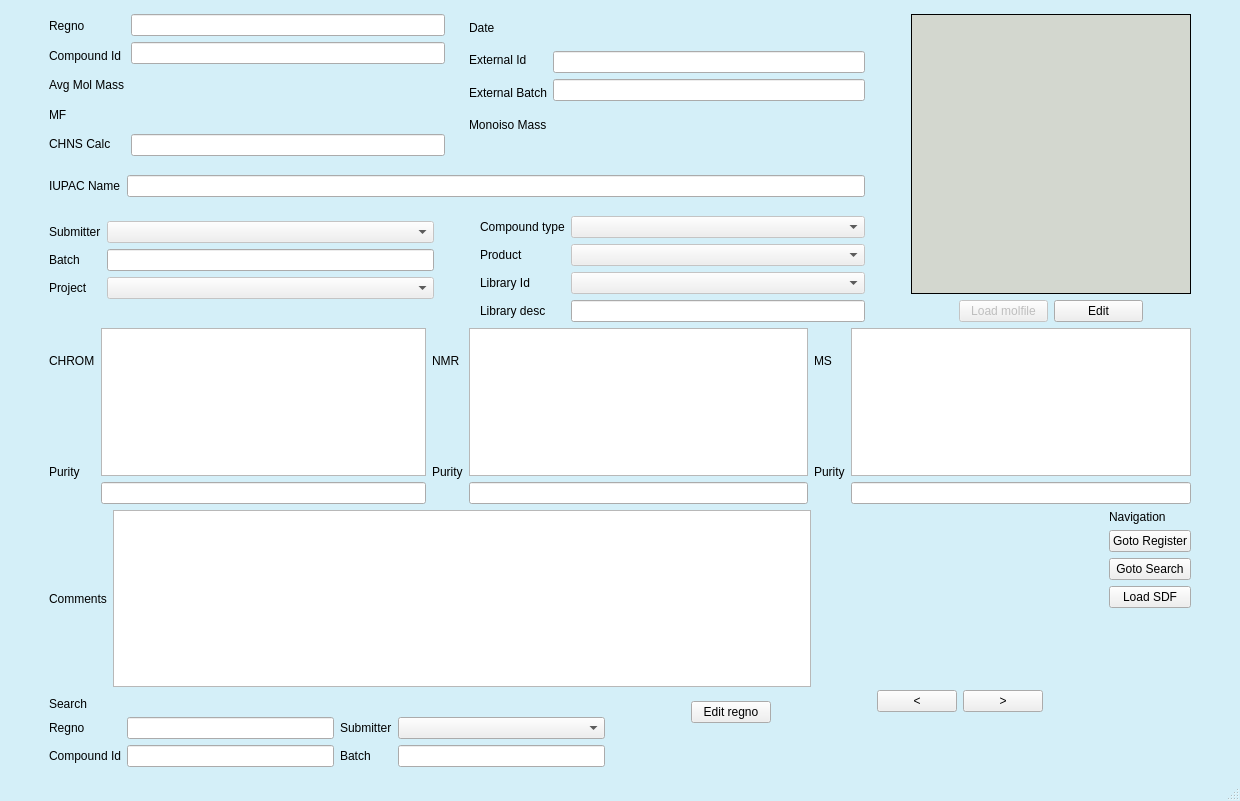
Qt form chemReg/searchchem.ui (dahlbma/scarab_tornado) before a commit.
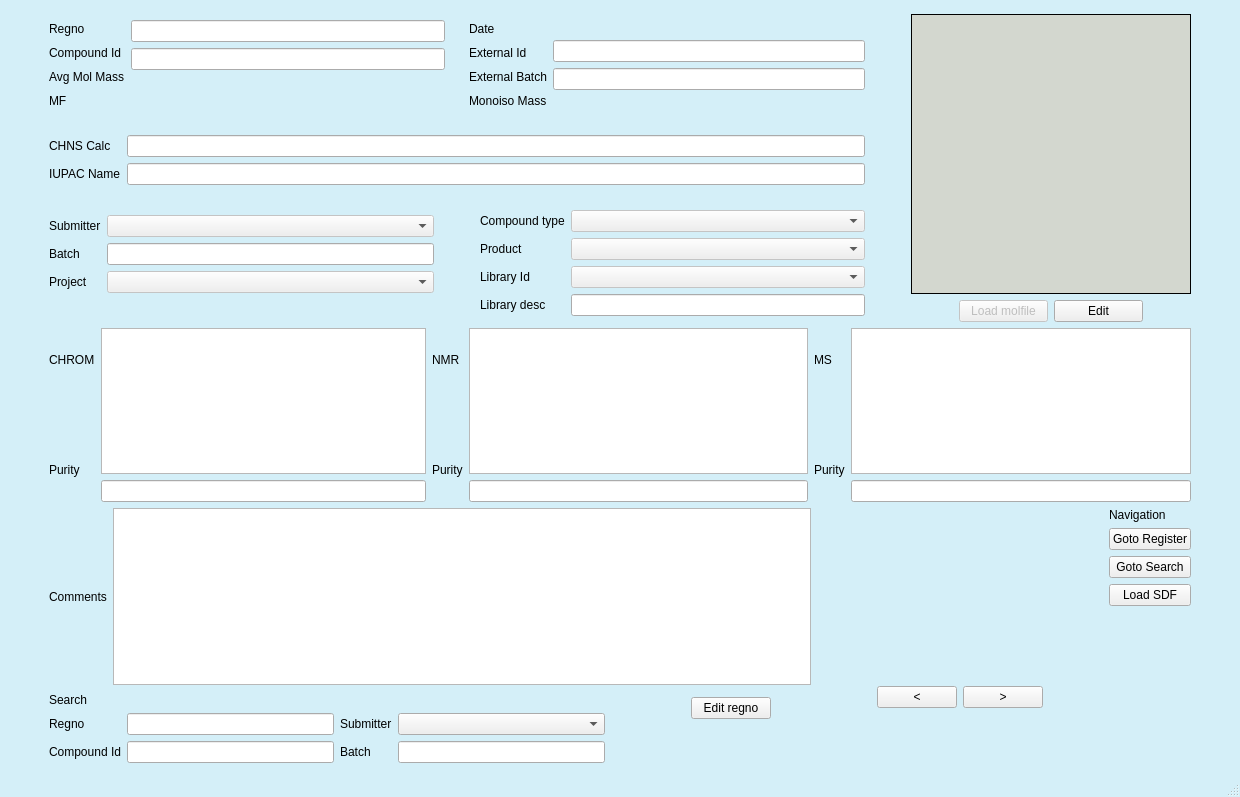
The same form after that commit.

Commit message: fix text selectability and buttons

```diff
--- a/chemReg/searchchem.ui
+++ b/chemReg/searchchem.ui
@@ -10,7 +10,7 @@
     <x>0</x>
     <y>0</y>
     <width>1240</width>
-    <height>801</height>
+    <height>797</height>
    </rect>
   </property>
   <property name="windowTitle">
@@ -133,13 +133,6 @@
                   </property>
                  </widget>
                 </item>
-                <item>
-                 <widget class="QLabel" name="label_44">
-                  <property name="text">
-                   <string>CHNS Calc</string>
-                  </property>
-                 </widget>
-                </item>
                </layout>
               </item>
               <item>
@@ -147,14 +140,20 @@
                 <item>
                  <widget class="QLineEdit" name="regno_eb">
                   <property name="focusPolicy">
-                   <enum>Qt::NoFocus</enum>
+                   <enum>Qt::StrongFocus</enum>
+                  </property>
+                  <property name="readOnly">
+                   <bool>true</bool>
                   </property>
                  </widget>
                 </item>
                 <item>
                  <widget class="QLineEdit" name="compoundid_eb">
                   <property name="focusPolicy">
-                   <enum>Qt::NoFocus</enum>
+                   <enum>Qt::StrongFocus</enum>
+                  </property>
+                  <property name="readOnly">
+                   <bool>true</bool>
                   </property>
                  </widget>
                 </item>
@@ -170,15 +169,8 @@
                   <property name="text">
                    <string/>
                   </property>
-                 </widget>
-                </item>
-                <item>
-                 <widget class="QLineEdit" name="chns_eb">
-                  <property name="focusPolicy">
-                   <enum>Qt::NoFocus</enum>
-                  </property>
-                  <property name="styleSheet">
-                   <string notr="true">background-color:&quot;transparent&quot;</string>
+                  <property name="textInteractionFlags">
+                   <set>Qt::LinksAccessibleByMouse|Qt::TextSelectableByMouse</set>
                   </property>
                  </widget>
                 </item>
@@ -203,8 +195,6 @@
              </spacer>
             </item>
             <item>
-             <layout class="QVBoxLayout" name="verticalLayout_17">
-              <item>
                <layout class="QHBoxLayout" name="horizontalLayout_24">
                 <item>
                  <layout class="QVBoxLayout" name="verticalLayout_9">
@@ -250,7 +240,10 @@
                   <item>
                    <widget class="QLineEdit" name="externalid_eb">
                     <property name="focusPolicy">
-                     <enum>Qt::NoFocus</enum>
+                   <enum>Qt::StrongFocus</enum>
+                  </property>
+                  <property name="readOnly">
+                   <bool>true</bool>
                     </property>
                    </widget>
                   </item>
@@ -262,6 +255,9 @@
                     <property name="frame">
                      <bool>true</bool>
                     </property>
+                  <property name="readOnly">
+                   <bool>true</bool>
+                  </property>
                    </widget>
                   </item>
                   <item>
@@ -276,22 +272,7 @@
                </layout>
               </item>
               <item>
-               <spacer name="verticalSpacer">
-                <property name="orientation">
-                 <enum>Qt::Vertical</enum>
-                </property>
-                <property name="sizeType">
-                 <enum>QSizePolicy::Preferred</enum>
-                </property>
-                <property name="sizeHint" stdset="0">
-                 <size>
-                  <width>20</width>
-                  <height>18</height>
-                 </size>
-                </property>
-               </spacer>
-              </item>
-             </layout>
+             <layout class="QVBoxLayout" name="verticalLayout_17"/>
             </item>
            </layout>
           </item>
@@ -312,15 +293,35 @@
            </spacer>
           </item>
           <item>
-           <layout class="QHBoxLayout" name="horizontalLayout">
-            <item>
+           <layout class="QGridLayout" name="gridLayout_2">
+            <item row="0" column="0">
+             <widget class="QLabel" name="label_44">
+              <property name="text">
+               <string>CHNS Calc</string>
+              </property>
+             </widget>
+            </item>
+            <item row="1" column="0">
              <widget class="QLabel" name="label_18">
               <property name="text">
                <string>IUPAC Name</string>
               </property>
              </widget>
             </item>
-            <item>
+            <item row="0" column="1">
+             <widget class="QLineEdit" name="chns_eb">
+              <property name="focusPolicy">
+               <enum>Qt::StrongFocus</enum>
+              </property>
+              <property name="styleSheet">
+               <string notr="true">background-color:&quot;transparent&quot;</string>
+              </property>
+              <property name="readOnly">
+               <bool>true</bool>
+              </property>
+             </widget>
+            </item>
+            <item row="1" column="1">
              <widget class="QLineEdit" name="iupac_eb">
               <property name="focusPolicy">
                <enum>Qt::NoFocus</enum>
@@ -400,7 +401,10 @@
                      <bool>true</bool>
                     </property>
                     <property name="focusPolicy">
-                     <enum>Qt::NoFocus</enum>
+                     <enum>Qt::StrongFocus</enum>
+                    </property>
+                    <property name="readOnly">
+                     <bool>true</bool>
                     </property>
                    </widget>
                   </item>
```
Left out of the diff: 64 changed lines with no effect on the pictures. Lines whose indentation alone changed are shown as unchanged. The commit also changes 1 other file.
